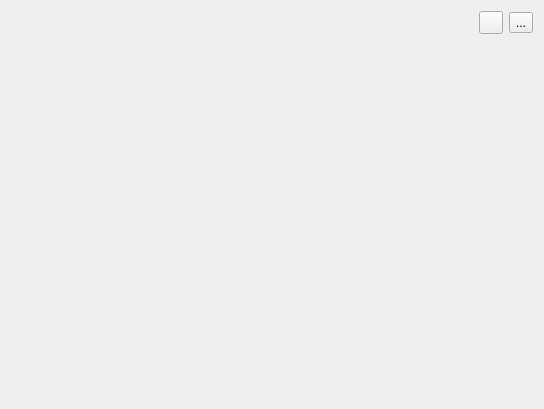
This is ui/rqt_dynamic_ui/rqt_dynamic_ui_widget.ui in martonmiklos/rqt_dynamic_ui as Qt 5 draws it before an edit. The edited form follows.
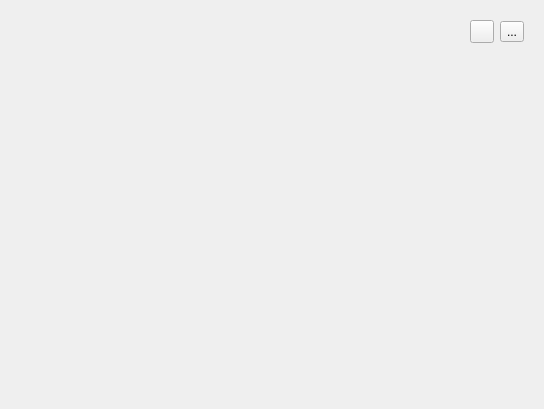
This is the edited form. Icons and pictures are not drawn. Custom widgets are drawn as their Qt base class.

Commit message: Make the menu hidable by a context menu

What changed in the file:
```diff
--- a/ui/rqt_dynamic_ui/rqt_dynamic_ui_widget.ui
+++ b/ui/rqt_dynamic_ui/rqt_dynamic_ui_widget.ui
@@ -14,7 +14,24 @@
    <string>Dynamic UI</string>
   </property>
   <layout class="QGridLayout" name="gridLayout">
-   <item row="0" column="0">
+   <item row="2" column="0" colspan="3">
+    <widget class="QWidget" name="widgetUIContents" native="true">
+     <property name="sizePolicy">
+      <sizepolicy hsizetype="Expanding" vsizetype="Expanding">
+       <horstretch>0</horstretch>
+       <verstretch>0</verstretch>
+      </sizepolicy>
+     </property>
+     <layout class="QGridLayout" name="gridLayoutLoadedUI"/>
+    </widget>
+   </item>
+   <item row="0" column="0" colspan="3">
+    <widget class="QWidget" name="horizontalWidget" native="true">
+     <layout class="QHBoxLayout" name="horizontalLayoutMenu">
+      <property name="bottomMargin">
+       <number>1</number>
+      </property>
+      <item>
     <widget class="QPathEdit" name="patheditUiFile">
      <property name="sizePolicy">
       <sizepolicy hsizetype="Preferred" vsizetype="Minimum">
@@ -29,7 +46,7 @@
      </property>
     </widget>
    </item>
-   <item row="0" column="1">
+      <item>
     <widget class="QToolButton" name="toolButtonReload">
      <property name="text">
       <string/>
@@ -40,18 +57,7 @@
      </property>
     </widget>
    </item>
-   <item row="1" column="0" colspan="3">
-    <widget class="QWidget" name="widgetUIContents" native="true">
-     <property name="sizePolicy">
-      <sizepolicy hsizetype="Expanding" vsizetype="Expanding">
-       <horstretch>0</horstretch>
-       <verstretch>0</verstretch>
-      </sizepolicy>
-     </property>
-     <layout class="QGridLayout" name="gridLayoutLoadedUI"/>
-    </widget>
-   </item>
-   <item row="0" column="2">
+      <item>
     <widget class="QToolButton" name="toolButtonShowErrors">
      <property name="toolTip">
       <string>Show errors</string>
@@ -63,6 +69,9 @@
       <iconset resource="resources.qrc">
        <normaloff>:/icons/dialog-warning.png</normaloff>:/icons/dialog-warning.png</iconset>
      </property>
+       </widget>
+      </item>
+     </layout>
     </widget>
    </item>
   </layout>
```
Lines whose indentation alone changed are shown as unchanged. The commit also changes 2 other files.
